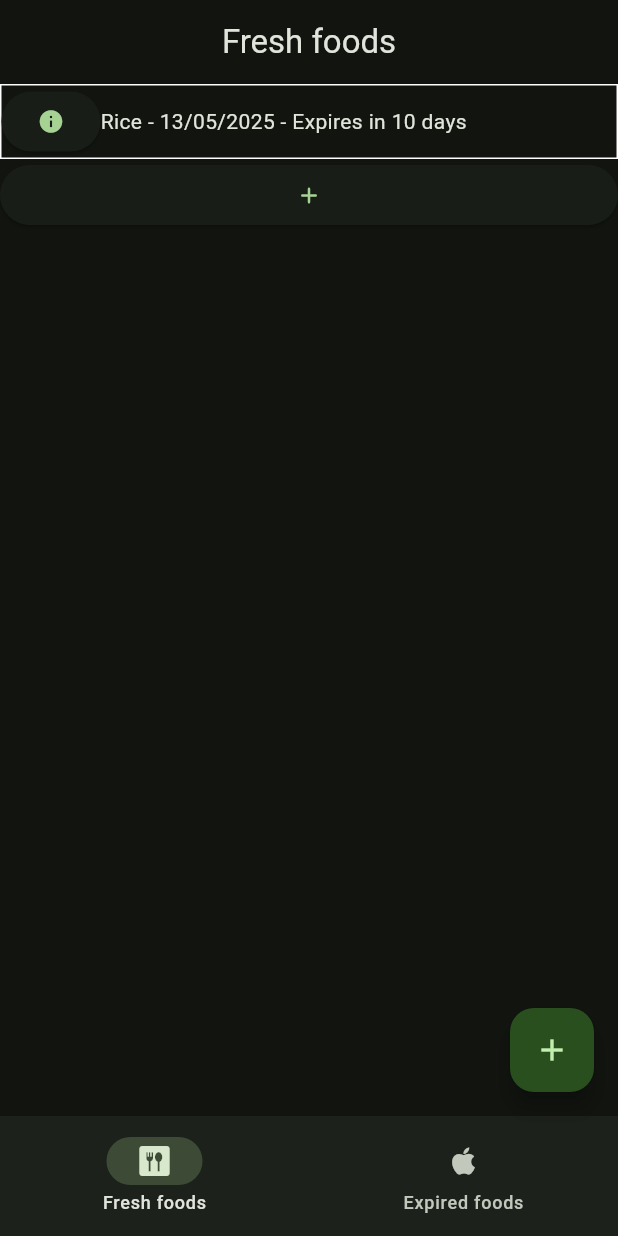
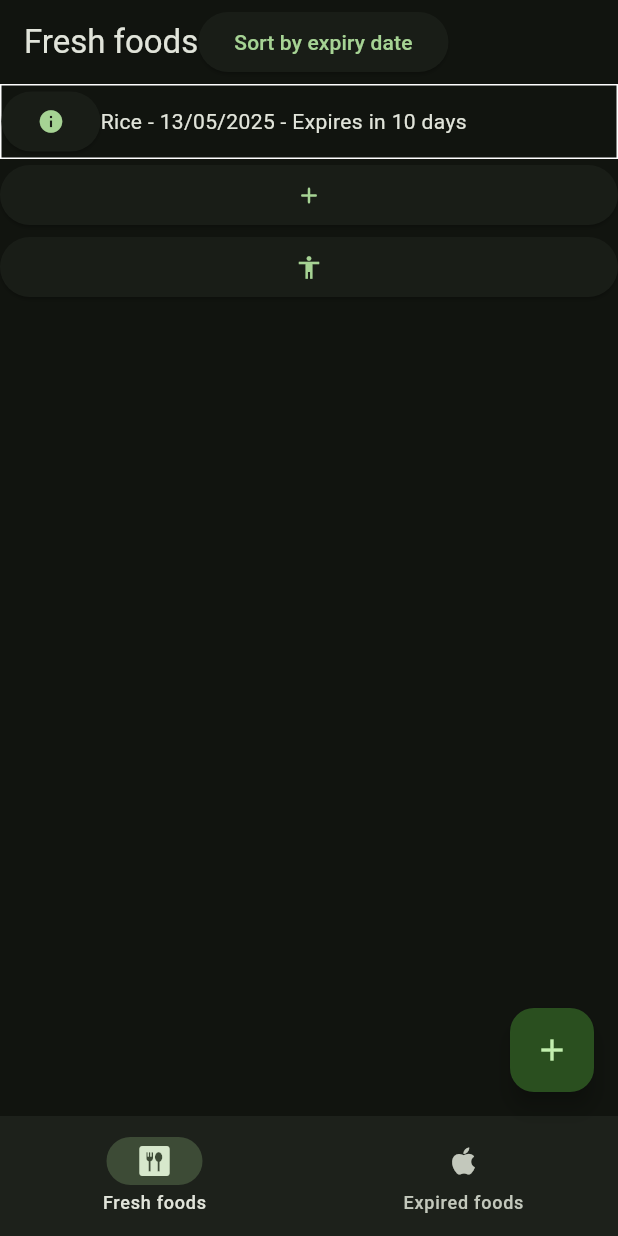
Before and after one commit to gitlinde/flutter-P4, a Flutter app: the screen it shows after launch, on a phone screen of 412 x 824 dp. Run offline on Flutter 3.47's test engine with Material 3 defaults, Android fonts, the phone set to English and light mode, and no system bars.

Commit message:
sort by expiry date, delete items (wip)

```diff
--- a/food_app/lib/main.dart
+++ b/food_app/lib/main.dart
@@ -2,7 +2,15 @@ import 'package:flutter/material.dart';
 import 'dart:math';
 
 
-// TODO
+// TODO - the more up the TODO, the more urgent
+
+// make db connection
+// change index in FoodItem to a db id
+// note; the current delete bug gets fixed with db connection
+// add button to delete
+// add edit food button
+
+
 // be able to add to the list of foods
 // // how to pick date for it?
 
@@ -24,19 +32,26 @@ void main() => runApp(
 
 List<FoodItem> allFoodItems = [];
 
-
-// List<FoodItem> freshFoodItems = [];
+List<FoodItem> freshFoodItems = [];
 
 List<FoodItem> expiredFoodItems = [];
 
+
 int selectedDestinationIndex = 0;
 
+// Descending
+List<FoodItem> sortByExpiryDate() {
+  List<FoodItem> sorted = allFoodItems;
 
+  sorted.sort((a,b) => a.daysUntilExpiry.compareTo(b.daysUntilExpiry));
+
+  return sorted;
+}
 
 
 
 class FreshFood extends StatefulWidget {
-  FreshFood({super.key});
+  const FreshFood({super.key});
 
   @override
   State<FreshFood> createState() => _FreshFoodState();
@@ -75,38 +90,76 @@ class _FreshFoodState extends State<FreshFood> {
   //   }
   // }
 
+
+  // List<Widget> getFoodList() {
+  //   List<Widget> foodItems = [];
+  //   for(int i = 0; i < allFoodItems.length; ++i) {
+  //     foodItems.add(
+  //       FoodItemContainer(
+  //         foodItem: allFoodItems[i],
+  //         height: 50,
+  //         // color: const Color.fromARGB(255, 17, 212, 212),
+  //         decoration: BoxDecoration(
+  //           border: Border.all(
+  //             color: Colors.white
+  //           ),
+  //         ),
+  //         child: Row(
+  //           children: [
+  //             ElevatedButton(onPressed: () => print('xd'), child: Icon(Icons.info)),
+  //             Text(allFoodItems[i].getDisplayString()),
+  //           ],
+  //         ),
+  //       )
+  //     );
+
+  //     foodItems.add(FoodItemContainer(hq))
+  //   }
+  //   return foodItems;
+  // }
+
+
+
+
+  void testMethod() {
+    return;
+  }
+
   @override
   Widget build(BuildContext context) {
     return Scaffold(
       appBar: AppBar(
         automaticallyImplyLeading: false,
         // backgroundColor: Color.fromARGB(255, 133, 134, 167),
-          title: Center(child: Text('Fresh foods')),
+        title: Center(
+            child: Row(
+              children: [
+                Text('Fresh foods'),
+                ElevatedButton(onPressed: () => print('YEES'), child: Text('Sort by expiry date')
+                )
+              ]
+            )
+          ),
       ),
       body: ListView(
         children: [
           for(int i = 0; i < allFoodItems.length; ++i)
-              Container(
-                height: 50,
-                // color: const Color.fromARGB(255, 17, 212, 212),
-                decoration: BoxDecoration(
-                  border: Border.all(
-                    color: Colors.white
-                  ),
-                ),
-                child: Row(
-                  children: [
-                    ElevatedButton(onPressed: () => print('xd'), child: Icon(Icons.info)),
-                    Text(allFoodItems[i].getDisplayString()),
-                  ],
-                ),
-              ),
+            FoodItemWidget(foodItem: allFoodItems[i], onDelete: () => setState(() {}),),
           ElevatedButton(
             onPressed:() {
               addCustomFoodItem(allFoodItems);
             },
             // onPressed: () => print('press'),
             child: Icon(Icons.add_rounded)
+          ),
+          ElevatedButton(
+            onPressed:() {
+              setState(() {
+                allFoodItems = sortByExpiryDate(); //no reason for this to be in here tbh :p
+              });
+            },
+            // onPressed: () => print('press'),
+            child: Icon(Icons.accessibility)
           ),
         ],
       ),
@@ -121,6 +174,57 @@ class _FreshFoodState extends State<FreshFood> {
     );
   }
 }
+
+class FoodItemWidget extends StatefulWidget {
+  const FoodItemWidget({required this.foodItem, super.key, required this.onDelete});
+
+  final FoodItem foodItem;
+  final VoidCallback onDelete;
+
+  @override
+  State<FoodItemWidget> createState() => _FoodItemWidgetState();
+}
+
+class _FoodItemWidgetState extends State<FoodItemWidget> {
+  @override
+  Widget build(BuildContext context) {
+    return Container(
+      height: 50,
+      // color: const Color.fromARGB(255, 17, 212, 212),
+      decoration: BoxDecoration(
+        border: Border.all(
+          color: Colors.white
+        ),
+      ),
+      child: Row(
+        children: [
+          ElevatedButton(
+            onPressed: () => {
+              allFoodItems.removeAt(widget.foodItem.index),
+              widget.onDelete(),
+              // setState(() {
+
+              // }),
+              // print(allFoodItems[foodItem.index].name + foodItem.name)
+            },
+            child: Icon(Icons.info)
+          ),
+          Text(widget.foodItem.getDisplayString()),
+        ],
+      ),
+    );
+  }
+}
+
+// class FoodItemContainer extends Container {
+//   FoodItemContainer({required this.foodItem,super.key});
+
+//   final FoodItem foodItem;
+
+//   FoodItem get getFoodItem {
+//     return foodItem;
+//   }
+// }
 
 class BottomNavigationBarWidget extends StatelessWidget {
   const BottomNavigationBarWidget({super.key});
@@ -171,21 +275,22 @@ FoodItem getRandomFoodItem() {
     'Rice', 'Pasta', 'Beans', 'Cereal', 'Fish',
     'Steak', 'Orange', 'Lettuce', 'Broccoli', 'Potato',
     'Pizza', 'Burger', 'Ice Cream', 'Cake', 'Soup',
-    'Sausage', 'Bacon', 'Mushroom', 'Onion', 'Peach'
+    'Sausage', 'Bacon', 'Mushroom', 'Onion', 'Peach', 'Eren', 'Elias'
   ];
 
-  return FoodItem(name: foodNames[Random().nextInt(30)], expiryDate: expiryDate);
+  return FoodItem(name: foodNames[Random().nextInt(30)], expiryDate: expiryDate, index: allFoodItems.length);
 }
 
 
 class FoodItem {
   final String name;
   final DateTime expiryDate;
+  final int index;
 
   final DateTime todayOnlyDay = DateTime(DateTime.now().year, DateTime.now().month, DateTime.now().day);
 
   int get daysUntilExpiry => expiryDate.difference(todayOnlyDay).inDays; // +1 coz otherwise tomorrow is in 0 days //may be wrong lol
-  FoodItem({required this.name, required this.expiryDate});
+  FoodItem({required this.name, required this.expiryDate, required this.index});
 
 
   String getDisplayString() {
@@ -287,7 +392,7 @@ class _FormWidgetState extends State<FormWidget> {
                 onPressed: () => {
                   print(foodName.length),
                   if(foodName.isNotEmpty) {
-                    allFoodItems.add(FoodItem(name: foodName, expiryDate: foodDate)),
+                    allFoodItems.add(FoodItem(name: foodName, expiryDate: foodDate, index: allFoodItems.length)),
                   },
                   // runApp(FreshFood())
                   Navigator.push(context,MaterialPageRoute(builder: (context) => FreshFood()))
@@ -301,10 +406,6 @@ class _FormWidgetState extends State<FormWidget> {
     );
   }
 }
-
-
-
-
 
 
 
--- a/food_app/pubspec.yaml
+++ b/food_app/pubspec.yaml
@@ -11,7 +11,7 @@ dependencies:
     sdk: flutter
 
   english_words: ^4.0.0
-  provider: ^6.1.2
+  # provider: ^6.1.2
 
 dev_dependencies:
   flutter_test:
```
Also changed, not shown: food_app/pubspec.lock. Lines whose indentation alone changed are shown as unchanged.
